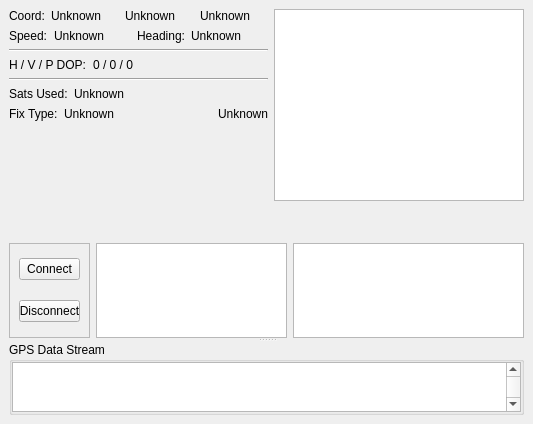
Before: the Qt Designer form ground/src/plugins/gpsdisplay/gpsdisplaywidget.ui in openpilot/OpenPilot, drawn with Qt 5.
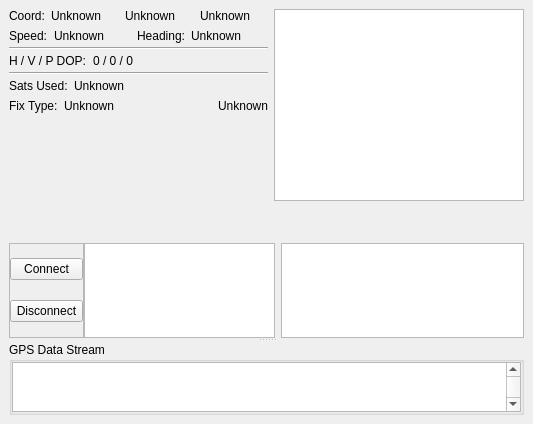
After: the same form once the commit is applied. Custom widgets are drawn as their Qt base class.

Commit message: This should scale a bit better again, hopefully :) more coming!

The edit to the form file:
```diff
--- a/ground/src/plugins/gpsdisplay/gpsdisplaywidget.ui
+++ b/ground/src/plugins/gpsdisplay/gpsdisplaywidget.ui
@@ -27,9 +27,15 @@
        <item>
         <layout class="QHBoxLayout" name="horizontalLayout1">
          <item>
-          <layout class="QVBoxLayout" name="infoVerticalLayout" stretch="0,0,0,0,0,0,0,1">
+          <layout class="QVBoxLayout" name="infoVerticalLayout" stretch="0,0,0,0,0,0,0,0,0,0,0,0,0,1">
+           <property name="spacing">
+            <number>0</number>
+           </property>
            <item>
-            <layout class="QHBoxLayout" name="infoHorizontalLayout1" stretch="0,1,1,1">
+            <layout class="QHBoxLayout" name="infoHorizontalLayout1" stretch="0,0,1,0,1,0,1">
+             <property name="spacing">
+              <number>0</number>
+             </property>
              <item>
               <widget class="QLabel" name="lat_label">
                <property name="text">
@@ -37,6 +43,22 @@
                </property>
               </widget>
              </item>
+             <item>
+              <spacer name="horizontalSpacer_4">
+               <property name="orientation">
+                <enum>Qt::Horizontal</enum>
+               </property>
+               <property name="sizeType">
+                <enum>QSizePolicy::Minimum</enum>
+               </property>
+               <property name="sizeHint" stdset="0">
+                <size>
+                 <width>6</width>
+                 <height>0</height>
+                </size>
+               </property>
+              </spacer>
+             </item>
              <item>
               <widget class="QLabel" name="coord_value">
                <property name="text">
@@ -44,6 +66,22 @@
                </property>
               </widget>
              </item>
+             <item>
+              <spacer name="horizontalSpacer_5">
+               <property name="orientation">
+                <enum>Qt::Horizontal</enum>
+               </property>
+               <property name="sizeType">
+                <enum>QSizePolicy::Minimum</enum>
+               </property>
+               <property name="sizeHint" stdset="0">
+                <size>
+                 <width>6</width>
+                 <height>0</height>
+                </size>
+               </property>
+              </spacer>
+             </item>
              <item>
               <widget class="QLabel" name="coord_value_2">
                <property name="text">
@@ -51,6 +89,22 @@
                </property>
               </widget>
              </item>
+             <item>
+              <spacer name="horizontalSpacer_6">
+               <property name="orientation">
+                <enum>Qt::Horizontal</enum>
+               </property>
+               <property name="sizeType">
+                <enum>QSizePolicy::Minimum</enum>
+               </property>
+               <property name="sizeHint" stdset="0">
+                <size>
+                 <width>6</width>
+                 <height>0</height>
+                </size>
+               </property>
+              </spacer>
+             </item>
              <item>
               <widget class="QLabel" name="coord_value_3">
                <property name="text">
@@ -61,7 +115,26 @@
             </layout>
            </item>
            <item>
-            <layout class="QHBoxLayout" name="infoHorizontalLayout2" stretch="0,1,0,1">
+            <spacer name="verticalSpacer_3">
+             <property name="orientation">
+              <enum>Qt::Vertical</enum>
+             </property>
+             <property name="sizeType">
+              <enum>QSizePolicy::Preferred</enum>
+             </property>
+             <property name="sizeHint" stdset="0">
+              <size>
+               <width>20</width>
+               <height>6</height>
+              </size>
+             </property>
+            </spacer>
+           </item>
+           <item>
+            <layout class="QHBoxLayout" name="infoHorizontalLayout2" stretch="0,0,1,0,0,0,1">
+             <property name="spacing">
+              <number>0</number>
+             </property>
              <item>
               <widget class="QLabel" name="speed_label">
                <property name="text">
@@ -69,13 +142,48 @@
                </property>
               </widget>
              </item>
+             <item>
+              <spacer name="horizontalSpacer_7">
+               <property name="orientation">
+                <enum>Qt::Horizontal</enum>
+               </property>
+               <property name="sizeType">
+                <enum>QSizePolicy::Minimum</enum>
+               </property>
+               <property name="sizeHint" stdset="0">
+                <size>
+                 <width>6</width>
+                 <height>0</height>
+                </size>
+               </property>
+              </spacer>
+             </item>
              <item>
               <widget class="QLabel" name="speed_value">
                <property name="text">
                 <string>Unknown</string>
                </property>
+               <property name="scaledContents">
+                <bool>true</bool>
+               </property>
               </widget>
              </item>
+             <item>
+              <spacer name="horizontalSpacer_9">
+               <property name="orientation">
+                <enum>Qt::Horizontal</enum>
+               </property>
+               <property name="sizeType">
+                <enum>QSizePolicy::Minimum</enum>
+               </property>
+               <property name="sizeHint" stdset="0">
+                <size>
+                 <width>6</width>
+                 <height>0</height>
+                </size>
+               </property>
+              </spacer>
+             </item>
              <item>
               <widget class="QLabel" name="bear_label">
                <property name="text">
@@ -83,6 +191,22 @@
                </property>
               </widget>
              </item>
+             <item>
+              <spacer name="horizontalSpacer_8">
+               <property name="orientation">
+                <enum>Qt::Horizontal</enum>
+               </property>
+               <property name="sizeType">
+                <enum>QSizePolicy::Minimum</enum>
+               </property>
+               <property name="sizeHint" stdset="0">
+                <size>
+                 <width>6</width>
+                 <height>0</height>
+                </size>
+               </property>
+              </spacer>
+             </item>
              <item>
               <widget class="QLabel" name="bear_value">
                <property name="text">
@@ -92,6 +216,22 @@
              </item>
             </layout>
            </item>
+           <item>
+            <spacer name="verticalSpacer_5">
+             <property name="orientation">
+              <enum>Qt::Vertical</enum>
+             </property>
+             <property name="sizeType">
+              <enum>QSizePolicy::Preferred</enum>
+             </property>
+             <property name="sizeHint" stdset="0">
+              <size>
+               <width>20</width>
+               <height>4</height>
+              </size>
+             </property>
+            </spacer>
+           </item>
            <item>
             <widget class="Line" name="line1">
              <property name="orientation">
@@ -100,7 +240,23 @@
             </widget>
            </item>
            <item>
-            <layout class="QHBoxLayout" name="infoHorizontalLayout3" stretch="0,1">
+            <spacer name="verticalSpacer_6">
+             <property name="orientation">
+              <enum>Qt::Vertical</enum>
+             </property>
+             <property name="sizeType">
+              <enum>QSizePolicy::Preferred</enum>
+             </property>
+             <property name="sizeHint" stdset="0">
+              <size>
+               <width>20</width>
+               <height>4</height>
+              </size>
+             </property>
+            </spacer>
+           </item>
+           <item>
+            <layout class="QHBoxLayout" name="infoHorizontalLayout3" stretch="0,0,1">
              <item>
               <widget class="QLabel" name="label">
                <property name="text">
@@ -108,6 +264,22 @@
                </property>
               </widget>
              </item>
+             <item>
+              <spacer name="horizontalSpacer_13">
+               <property name="orientation">
+                <enum>Qt::Horizontal</enum>
+               </property>
+               <property name="sizeType">
+                <enum>QSizePolicy::Minimum</enum>
+               </property>
+               <property name="sizeHint" stdset="0">
+                <size>
+                 <width>6</width>
+                 <height>0</height>
+                </size>
+               </property>
+              </spacer>
+             </item>
              <item>
               <widget class="QLabel" name="dop_value">
                <property name="text">
@@ -117,6 +289,22 @@
              </item>
             </layout>
            </item>
+           <item>
+            <spacer name="verticalSpacer_8">
+             <property name="orientation">
+              <enum>Qt::Vertical</enum>
+             </property>
+             <property name="sizeType">
+              <enum>QSizePolicy::Preferred</enum>
+             </property>
+             <property name="sizeHint" stdset="0">
+              <size>
+               <width>20</width>
+               <height>4</height>
+              </size>
+             </property>
+            </spacer>
+           </item>
            <item>
             <widget class="Line" name="line2">
              <property name="orientation">
@@ -125,7 +313,26 @@
             </widget>
            </item>
            <item>
-            <layout class="QHBoxLayout" name="infoHorizontalLayout4" stretch="0,1">
+            <spacer name="verticalSpacer_7">
+             <property name="orientation">
+              <enum>Qt::Vertical</enum>
+             </property>
+             <property name="sizeType">
+              <enum>QSizePolicy::Preferred</enum>
+             </property>
+             <property name="sizeHint" stdset="0">
+              <size>
+               <width>20</width>
+               <height>4</height>
+              </size>
+             </property>
+            </spacer>
+           </item>
+           <item>
+            <layout class="QHBoxLayout" name="infoHorizontalLayout4" stretch="0,0,1">
+             <property name="spacing">
+              <number>0</number>
+             </property>
              <item>
               <widget class="QLabel" name="status_label">
                <property name="text">
@@ -133,6 +340,22 @@
                </property>
               </widget>
              </item>
+             <item>
+              <spacer name="horizontalSpacer_10">
+               <property name="orientation">
+                <enum>Qt::Horizontal</enum>
+               </property>
+               <property name="sizeType">
+                <enum>QSizePolicy::Minimum</enum>
+               </property>
+               <property name="sizeHint" stdset="0">
+                <size>
+                 <width>6</width>
+                 <height>0</height>
+                </size>
+               </property>
+              </spacer>
+             </item>
              <item>
               <widget class="QLabel" name="status_value">
                <property name="text">
@@ -143,7 +366,26 @@
             </layout>
            </item>
            <item>
-            <layout class="QHBoxLayout" name="infoHorizontalLayout5" stretch="0,1,0">
+            <spacer name="verticalSpacer_4">
+             <property name="orientation">
+              <enum>Qt::Vertical</enum>
+             </property>
+             <property name="sizeType">
+              <enum>QSizePolicy::Preferred</enum>
+             </property>
+             <property name="sizeHint" stdset="0">
+              <size>
+               <width>20</width>
+               <height>6</height>
+              </size>
+             </property>
+            </spacer>
+           </item>
+           <item>
+            <layout class="QHBoxLayout" name="infoHorizontalLayout5" stretch="0,0,1,0,0">
+             <property name="spacing">
+              <number>0</number>
+             </property>
              <item>
               <widget class="QLabel" name="fix_label">
                <property name="text">
@@ -151,6 +393,22 @@
                </property>
               </widget>
              </item>
+             <item>
+              <spacer name="horizontalSpacer_11">
+               <property name="orientation">
+                <enum>Qt::Horizontal</enum>
+               </property>
+               <property name="sizeType">
+                <enum>QSizePolicy::Minimum</enum>
+               </property>
+               <property name="sizeHint" stdset="0">
+                <size>
+                 <width>6</width>
+                 <height>0</height>
+                </size>
+               </property>
+              </spacer>
+             </item>
              <item>
               <widget class="QLabel" name="fix_value">
                <property name="text">
@@ -158,6 +416,22 @@
                </property>
               </widget>
              </item>
+             <item>
+              <spacer name="horizontalSpacer_12">
+               <property name="orientation">
+                <enum>Qt::Horizontal</enum>
+               </property>
+               <property name="sizeType">
+                <enum>QSizePolicy::Minimum</enum>
+               </property>
+               <property name="sizeHint" stdset="0">
+                <size>
+                 <width>6</width>
+                 <height>0</height>
+                </size>
+               </property>
+              </spacer>
+             </item>
              <item>
               <widget class="QLabel" name="time_value">
                <property name="text">
@@ -189,18 +463,6 @@
           <layout class="QVBoxLayout" name="verticalLayout_5" stretch="0,1">
            <item>
             <widget class="GpsConstellationWidget" name="gpsSky">
-             <property name="sizePolicy">
-              <sizepolicy hsizetype="MinimumExpanding" vsizetype="MinimumExpanding">
-               <horstretch>0</horstretch>
-               <verstretch>0</verstretch>
-              </sizepolicy>
-             </property>
-             <property name="minimumSize">
-              <size>
-               <width>64</width>
-               <height>64</height>
-              </size>
-             </property>
              <property name="maximumSize">
               <size>
                <width>250</width>
@@ -236,7 +498,26 @@
         </layout>
        </item>
        <item>
-        <layout class="QHBoxLayout" name="horizontalLayout2" stretch="0,1,0,0">
+        <layout class="QHBoxLayout" name="horizontalLayout2" stretch="0,0,1,0,0,0">
+         <property name="spacing">
+          <number>0</number>
+         </property>
+         <item>
+          <spacer name="horizontalSpacer">
+           <property name="orientation">
+            <enum>Qt::Horizontal</enum>
+           </property>
+           <property name="sizeType">
+            <enum>QSizePolicy::Preferred</enum>
+           </property>
+           <property name="sizeHint" stdset="0">
+            <size>
+             <width>6</width>
+             <height>20</height>
+            </size>
+           </property>
+          </spacer>
+         </item>
          <item>
           <widget class="QFrame" name="frame">
            <property name="sizePolicy">
@@ -258,10 +539,7 @@
             <enum>QFrame::Raised</enum>
            </property>
            <layout class="QVBoxLayout" name="verticalLayout">
-            <property name="topMargin">
-             <number>0</number>
-            </property>
-            <property name="bottomMargin">
+            <property name="margin">
              <number>0</number>
             </property>
             <item>
@@ -282,16 +560,16 @@
           </widget>
          </item>
          <item>
-          <spacer name="horizontalSpacer">
+          <spacer name="horizontalSpacer_2">
            <property name="orientation">
             <enum>Qt::Horizontal</enum>
            </property>
            <property name="sizeType">
-            <enum>QSizePolicy::Ignored</enum>
+            <enum>QSizePolicy::Preferred</enum>
            </property>
            <property name="sizeHint" stdset="0">
             <size>
-             <width>40</width>
+             <width>6</width>
              <height>20</height>
             </size>
            </property>
@@ -328,6 +606,22 @@
            </property>
           </widget>
          </item>
+         <item>
+          <spacer name="horizontalSpacer_3">
+           <property name="orientation">
+            <enum>Qt::Horizontal</enum>
+           </property>
+           <property name="sizeType">
+            <enum>QSizePolicy::Fixed</enum>
+           </property>
+           <property name="sizeHint" stdset="0">
+            <size>
+             <width>6</width>
+             <height>20</height>
+            </size>
+           </property>
+          </spacer>
+         </item>
          <item>
           <widget class="QGraphicsView" name="graphicsView">
            <property name="sizePolicy">
```
The commit also changes 1 other file.
